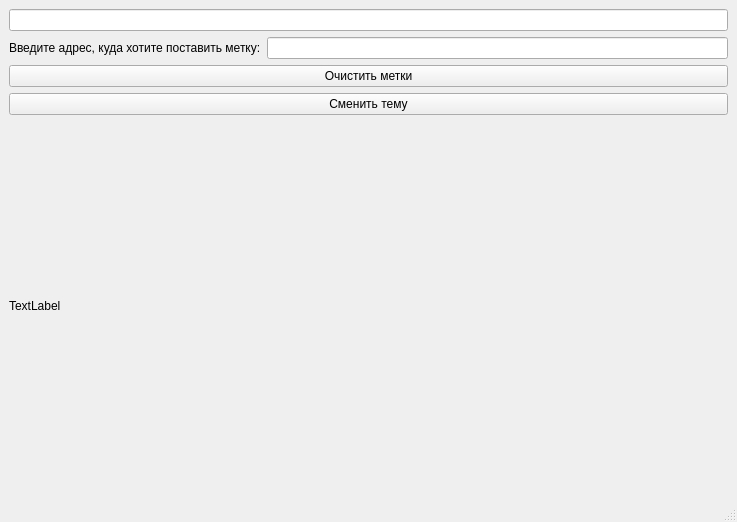
Before: the Qt Designer form map.ui in Devilord-coder/Lesson-API-3, drawn with Qt 5.
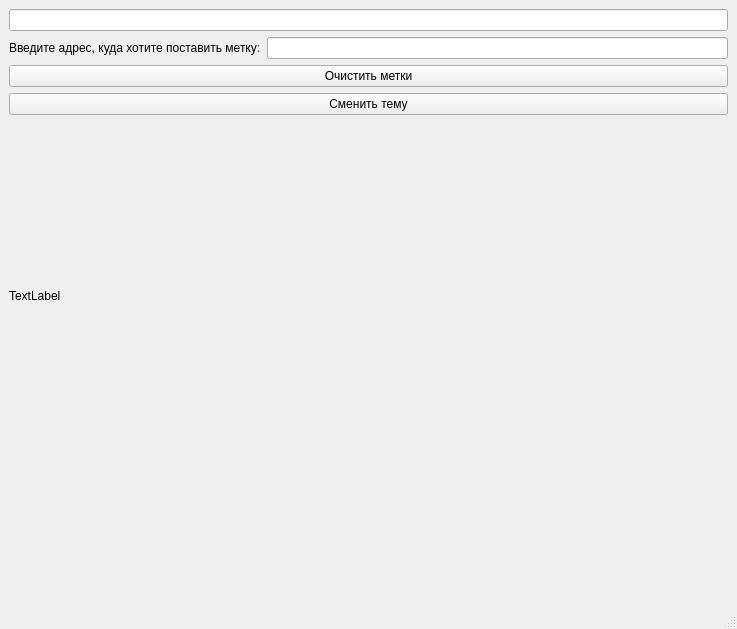
After: the same form once the commit is applied.

Patch:
```diff
--- a/map.ui
+++ b/map.ui
@@ -7,7 +7,7 @@
     <x>0</x>
     <y>0</y>
     <width>737</width>
-    <height>522</height>
+    <height>629</height>
    </rect>
   </property>
   <property name="windowTitle">
@@ -33,6 +33,12 @@
       </item>
       <item row="4" column="0" colspan="2">
        <widget class="QLabel" name="map">
+        <property name="minimumSize">
+         <size>
+          <width>0</width>
+          <height>350</height>
+         </size>
+        </property>
         <property name="text">
          <string>TextLabel</string>
         </property>
@@ -59,6 +65,13 @@
         </property>
        </widget>
       </item>
+      <item row="5" column="0" colspan="2">
+       <widget class="QLabel" name="full_address">
+        <property name="text">
+         <string/>
+        </property>
+       </widget>
+      </item>
      </layout>
     </item>
    </layout>
```
Left out of the diff: 14 changed lines with no effect on the pictures.
